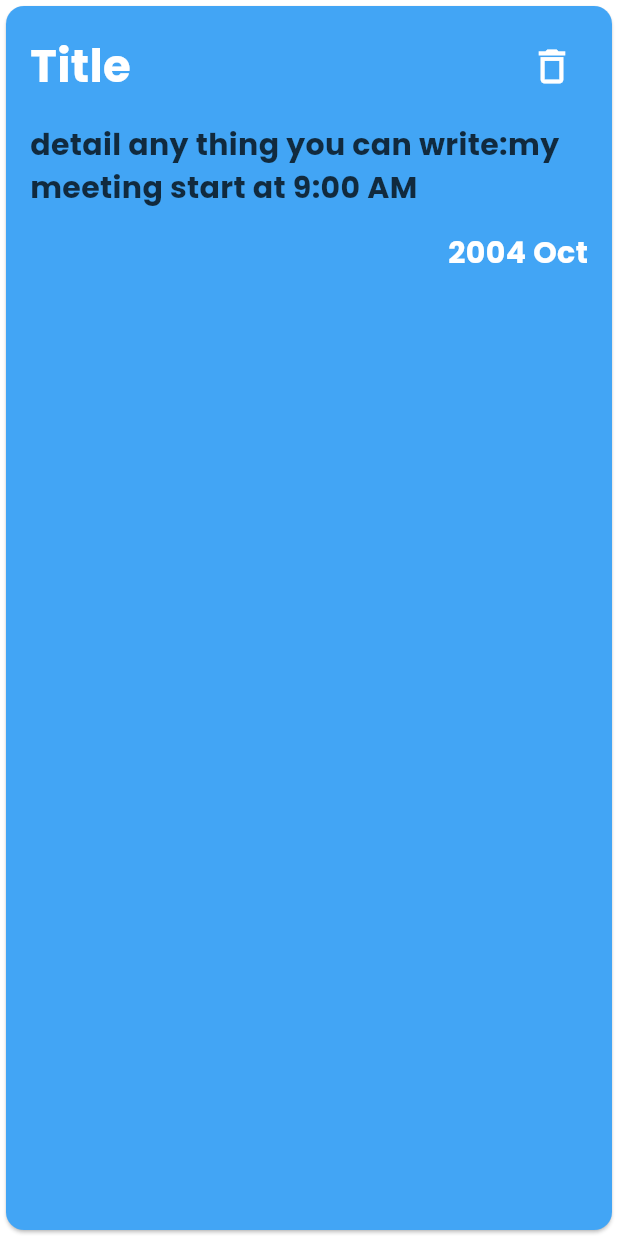
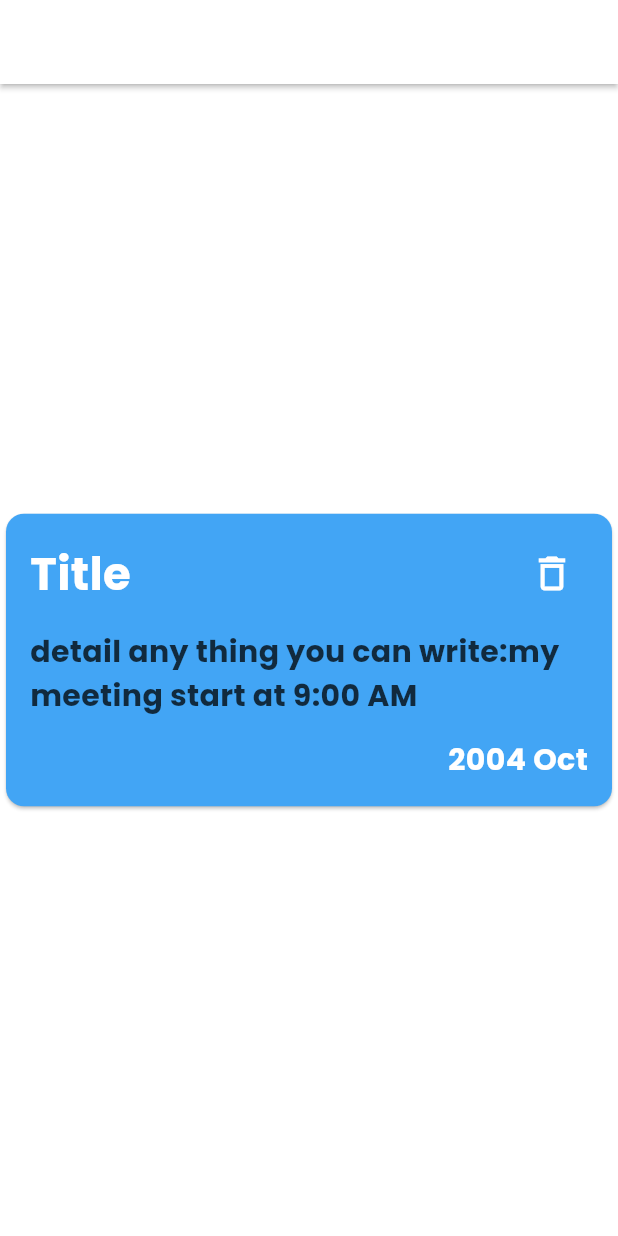
Before and after one commit to mohamedalsamrai/notes, a Flutter app: the screen it shows after launch, on a phone screen of 412 x 824 dp. Run offline on Flutter 3.47's test engine with Material 3 defaults, Android fonts, the phone set to English and light mode, and no system bars.

```diff
--- a/lib/main.dart
+++ b/lib/main.dart
@@ -22,7 +22,9 @@ class Note extends StatelessWidget {
           scaffoldBackgroundColor: Colors.white,
         ),
         debugShowCheckedModeBanner: false,
-      home: const NoteCard(),
-    );
+        home: Scaffold(
+          appBar: AppBar(),
+          body: Center(child: NoteCard()),
+        ));
   }
 }
--- a/pubspec.yaml
+++ b/pubspec.yaml
@@ -46,7 +46,7 @@ dev_dependencies:
   # activated in the `analysis_options.yaml` file located at the root of your
   # package. See that file for information about deactivating specific lint
   # rules and activating additional ones.
-  flutter_lints: ^4.0.0
+  flutter_lints: ^5.0.0
 
 # For information on the generic Dart part of this file, see the
 # following page: https://dart.dev/tools/pub/pubspec
```
Also changed, not shown: lib/models/note_model.dart (indentation only), pubspec.lock (added). Lines whose indentation alone changed are shown as unchanged.
